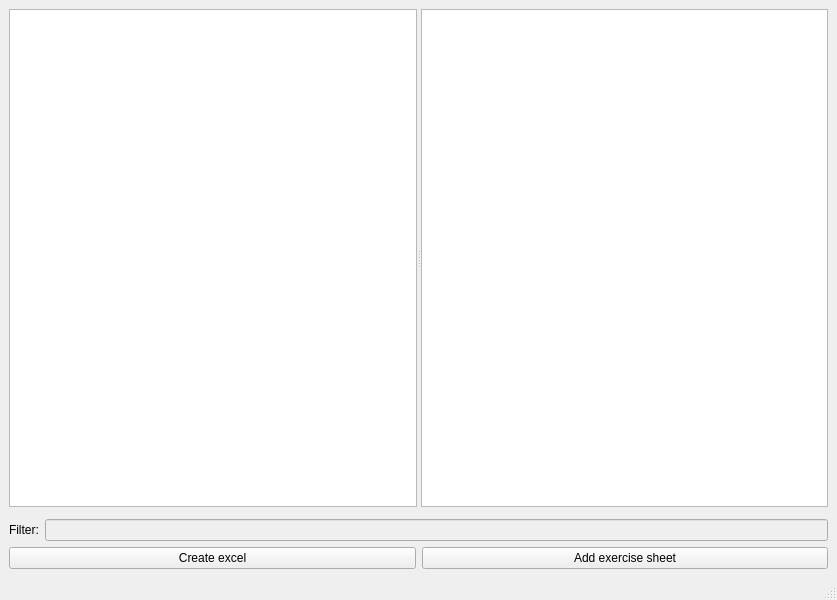
Old version of the form ex_creator/dlgCreatorMain.ui in the repository sfaroy/math_ex_creator.
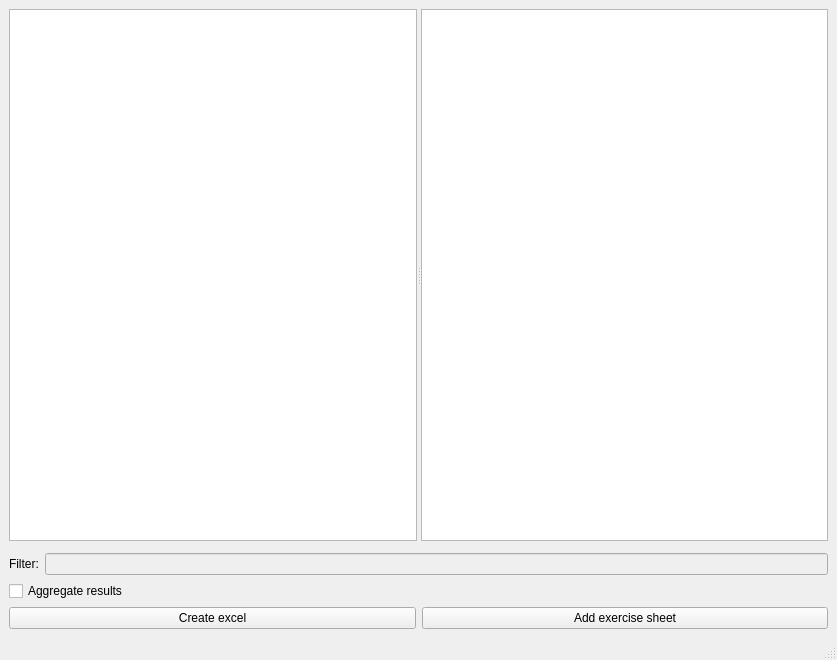
New version of the form. Custom widgets are drawn as their Qt base class.

```diff
--- a/ex_creator/dlgCreatorMain.ui
+++ b/ex_creator/dlgCreatorMain.ui
@@ -7,7 +7,7 @@
     <x>0</x>
     <y>0</y>
     <width>837</width>
-    <height>600</height>
+    <height>660</height>
    </rect>
   </property>
   <property name="windowTitle">
@@ -51,6 +51,17 @@
       </item>
      </layout>
     </item>
+    <item>
+     <layout class="QHBoxLayout" name="horizontalLayout" stretch="4">
+      <item>
+       <widget class="QCheckBox" name="chkAggregate">
+        <property name="text">
+         <string>Aggregate results</string>
+        </property>
+       </widget>
+      </item>
+     </layout>
+    </item>
     <item>
      <layout class="QHBoxLayout" name="horizontalLayout_2">
       <item>
```
Left out of the diff: 2 changed lines with no effect on the pictures.
